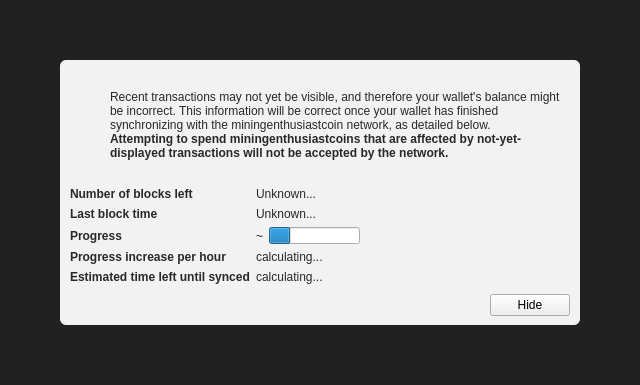
MiningEnthusiastCoin-Project/MiningEnthusiastCoin, file src/qt/forms/modaloverlay.ui: the form before one commit.
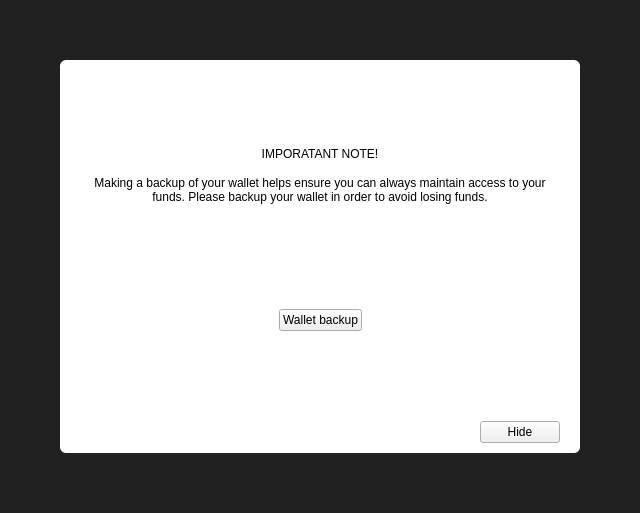
The form after the commit. The open tabs and pages were chosen to show the change. Icons and pictures are not drawn. Custom widgets are drawn as their Qt base class.

Patch:
```diff
--- a/src/qt/forms/modaloverlay.ui
+++ b/src/qt/forms/modaloverlay.ui
@@ -7,7 +7,7 @@
     <x>0</x>
     <y>0</y>
     <width>640</width>
-    <height>385</height>
+    <height>513</height>
    </rect>
   </property>
   <property name="windowTitle">
@@ -34,7 +34,7 @@
      <property name="styleSheet">
       <string notr="true">#bgWidget { background: rgba(0,0,0,220); }</string>
      </property>
-     <layout class="QVBoxLayout" name="verticalLayoutMain" stretch="1">
+     <layout class="QVBoxLayout" name="verticalLayoutMain" stretch="0">
       <property name="leftMargin">
        <number>60</number>
       </property>
@@ -50,36 +50,56 @@
       <item>
        <widget class="QWidget" name="contentWidget" native="true">
         <property name="styleSheet">
-         <string notr="true">#contentWidget { background: rgba(255,255,255,240); border-radius: 6px; }
-
-QLabel { color: rgb(40,40,40);  }</string>
+         <string notr="true">#contentWidget { background: white; border-radius: 6px; }</string>
         </property>
-        <layout class="QVBoxLayout" name="verticalLayoutSub" stretch="1,0,0,0">
+        <layout class="QVBoxLayout" name="verticalLayout_3" stretch="1,0,0">
          <property name="spacing">
           <number>0</number>
          </property>
          <property name="leftMargin">
-          <number>10</number>
+          <number>20</number>
          </property>
          <property name="topMargin">
           <number>10</number>
          </property>
          <property name="rightMargin">
-          <number>10</number>
+          <number>20</number>
          </property>
          <property name="bottomMargin">
           <number>10</number>
+         </property>
+         <item>
+          <widget class="QStackedWidget" name="stackedWidget">
+           <property name="currentIndex">
+            <number>0</number>
+           </property>
+           <widget class="QWidget" name="page">
+            <layout class="QVBoxLayout" name="verticalLayout_2">
+             <property name="spacing">
+              <number>0</number>
+             </property>
+             <property name="leftMargin">
+              <number>0</number>
+             </property>
+             <property name="topMargin">
+              <number>0</number>
+             </property>
+             <property name="rightMargin">
+              <number>0</number>
+             </property>
+             <property name="bottomMargin">
+              <number>0</number>
          </property>
          <item>
           <layout class="QHBoxLayout" name="horizontalLayoutIconText" stretch="0,1">
+               <property name="spacing">
+                <number>20</number>
+               </property>
            <property name="topMargin">
             <number>20</number>
            </property>
            <item>
             <layout class="QVBoxLayout" name="verticalLayoutIcon">
-             <property name="leftMargin">
-              <number>0</number>
-             </property>
              <item>
               <widget class="QPushButton" name="warningIcon">
                <property name="enabled">
@@ -149,7 +169,7 @@
                 </font>
                </property>
                <property name="text">
-                <string>Attempting to spend miningenthusiastcoins that are affected by not-yet-displayed transactions will not be accepted by the network.</string>
+                    <string>Attempting to spend miningenthusiastcoin that are affected by not-yet-displayed transactions will not be accepted by the network.</string>
                </property>
                <property name="textFormat">
                 <enum>Qt::RichText</enum>
@@ -176,26 +196,13 @@
            </item>
           </layout>
          </item>
-         <item>
-          <spacer name="verticalSpacerAfterText">
-           <property name="orientation">
-            <enum>Qt::Vertical</enum>
-           </property>
-           <property name="sizeHint" stdset="0">
-            <size>
-             <width>20</width>
-             <height>40</height>
-            </size>
-           </property>
-          </spacer>
-         </item>
          <item>
           <layout class="QFormLayout" name="formLayout">
            <property name="fieldGrowthPolicy">
-            <enum>QFormLayout::FieldsStayAtSizeHint</enum>
+                <enum>QFormLayout::ExpandingFieldsGrow</enum>
            </property>
            <property name="horizontalSpacing">
-            <number>6</number>
+                <number>20</number>
            </property>
            <property name="verticalSpacing">
             <number>6</number>
@@ -207,8 +214,8 @@
             <widget class="QLabel" name="labelNumberOfBlocksLeft">
              <property name="font">
               <font>
-               <weight>75</weight>
-               <bold>true</bold>
+                   <weight>50</weight>
+                   <bold>false</bold>
               </font>
              </property>
              <property name="text">
@@ -218,6 +225,12 @@
            </item>
            <item row="0" column="1">
             <widget class="QLabel" name="numberOfBlocksLeft">
+                 <property name="sizePolicy">
+                  <sizepolicy hsizetype="Expanding" vsizetype="Preferred">
+                   <horstretch>0</horstretch>
+                   <verstretch>0</verstretch>
+                  </sizepolicy>
+                 </property>
              <property name="text">
               <string>Unknown...</string>
              </property>
@@ -227,8 +240,8 @@
             <widget class="QLabel" name="labelLastBlockTime">
              <property name="font">
               <font>
-               <weight>75</weight>
-               <bold>true</bold>
+                   <weight>50</weight>
+                   <bold>false</bold>
               </font>
              </property>
              <property name="text">
@@ -239,7 +252,7 @@
            <item row="1" column="1">
             <widget class="QLabel" name="newestBlockDate">
              <property name="sizePolicy">
-              <sizepolicy hsizetype="Maximum" vsizetype="Preferred">
+                  <sizepolicy hsizetype="Expanding" vsizetype="Preferred">
                <horstretch>0</horstretch>
                <verstretch>0</verstretch>
               </sizepolicy>
@@ -253,8 +266,8 @@
             <widget class="QLabel" name="labelSyncDone">
              <property name="font">
               <font>
-               <weight>75</weight>
-               <bold>true</bold>
+                   <weight>50</weight>
+                   <bold>false</bold>
               </font>
              </property>
              <property name="text">
@@ -287,8 +300,8 @@
             <widget class="QLabel" name="labelProgressIncrease">
              <property name="font">
               <font>
-               <weight>75</weight>
-               <bold>true</bold>
+                   <weight>50</weight>
+                   <bold>false</bold>
               </font>
              </property>
              <property name="text">
@@ -298,6 +311,12 @@
            </item>
            <item row="4" column="1">
             <widget class="QLabel" name="progressIncreasePerH">
+                 <property name="sizePolicy">
+                  <sizepolicy hsizetype="Expanding" vsizetype="Preferred">
+                   <horstretch>0</horstretch>
+                   <verstretch>0</verstretch>
+                  </sizepolicy>
+                 </property>
              <property name="text">
               <string>calculating...</string>
              </property>
@@ -307,8 +326,8 @@
             <widget class="QLabel" name="labelEstimatedTimeLeft">
              <property name="font">
               <font>
-               <weight>75</weight>
-               <bold>true</bold>
+                   <weight>50</weight>
+                   <bold>false</bold>
               </font>
              </property>
              <property name="text">
@@ -318,12 +337,178 @@
            </item>
            <item row="5" column="1">
             <widget class="QLabel" name="expectedTimeLeft">
+                 <property name="sizePolicy">
+                  <sizepolicy hsizetype="Expanding" vsizetype="Preferred">
+                   <horstretch>0</horstretch>
+                   <verstretch>0</verstretch>
+                  </sizepolicy>
+                 </property>
              <property name="text">
               <string>calculating...</string>
              </property>
             </widget>
            </item>
           </layout>
+             </item>
+            </layout>
+           </widget>
+           <widget class="QWidget" name="page_2">
+            <layout class="QVBoxLayout" name="verticalLayout_4">
+             <property name="spacing">
+              <number>15</number>
+             </property>
+             <property name="topMargin">
+              <number>40</number>
+             </property>
+             <property name="bottomMargin">
+              <number>40</number>
+             </property>
+             <item>
+              <layout class="QHBoxLayout" name="horizontalLayout_2">
+               <item>
+                <spacer name="horizontalSpacer_4">
+                 <property name="orientation">
+                  <enum>Qt::Horizontal</enum>
+                 </property>
+                 <property name="sizeHint" stdset="0">
+                  <size>
+                   <width>40</width>
+                   <height>20</height>
+                  </size>
+                 </property>
+                </spacer>
+               </item>
+               <item>
+                <widget class="QPushButton" name="warningIconBackup">
+                 <property name="enabled">
+                  <bool>false</bool>
+                 </property>
+                 <property name="text">
+                  <string/>
+                 </property>
+                 <property name="icon">
+                  <iconset>
+                   <normaloff>:/styles/app-icons/message_warning</normaloff>
+                   <disabledoff>:/styles/app-icons/message_warning</disabledoff>:/styles/app-icons/message_warning</iconset>
+                 </property>
+                 <property name="iconSize">
+                  <size>
+                   <width>120</width>
+                   <height>120</height>
+                  </size>
+                 </property>
+                 <property name="flat">
+                  <bool>true</bool>
+                 </property>
+                </widget>
+               </item>
+               <item>
+                <spacer name="horizontalSpacer_5">
+                 <property name="orientation">
+                  <enum>Qt::Horizontal</enum>
+                 </property>
+                 <property name="sizeHint" stdset="0">
+                  <size>
+                   <width>40</width>
+                   <height>20</height>
+                  </size>
+                 </property>
+                </spacer>
+               </item>
+              </layout>
+             </item>
+             <item>
+              <widget class="QLabel" name="labelNote">
+               <property name="text">
+                <string>IMPORATANT NOTE!</string>
+               </property>
+               <property name="alignment">
+                <set>Qt::AlignCenter</set>
+               </property>
+              </widget>
+             </item>
+             <item>
+              <widget class="QLabel" name="labelMessage">
+               <property name="text">
+                <string>Making a backup of your wallet helps ensure you can always maintain access to your funds. Please backup your wallet in order to avoid losing funds.</string>
+               </property>
+               <property name="alignment">
+                <set>Qt::AlignCenter</set>
+               </property>
+               <property name="wordWrap">
+                <bool>true</bool>
+               </property>
+              </widget>
+             </item>
+             <item>
+              <spacer name="verticalSpacer">
+               <property name="orientation">
+                <enum>Qt::Vertical</enum>
+               </property>
+               <property name="sizeType">
+                <enum>QSizePolicy::Expanding</enum>
+               </property>
+               <property name="sizeHint" stdset="0">
+                <size>
+                 <width>20</width>
+                 <height>40</height>
+                </size>
+               </property>
+              </spacer>
+             </item>
+             <item>
+              <layout class="QHBoxLayout" name="horizontalLayout">
+               <item>
+                <spacer name="horizontalSpacer_2">
+                 <property name="orientation">
+                  <enum>Qt::Horizontal</enum>
+                 </property>
+                 <property name="sizeHint" stdset="0">
+                  <size>
+                   <width>40</width>
+                   <height>20</height>
+                  </size>
+                 </property>
+                </spacer>
+               </item>
+               <item>
+                <widget class="QPushButton" name="walletBackupButton">
+                 <property name="text">
+                  <string>Wallet backup</string>
+                 </property>
+                </widget>
+               </item>
+               <item>
+                <spacer name="horizontalSpacer_3">
+                 <property name="orientation">
+                  <enum>Qt::Horizontal</enum>
+                 </property>
+                 <property name="sizeHint" stdset="0">
+                  <size>
+                   <width>40</width>
+                   <height>20</height>
+                  </size>
+                 </property>
+                </spacer>
+               </item>
+              </layout>
+             </item>
+            </layout>
+           </widget>
+          </widget>
+         </item>
+         <item>
+          <spacer name="verticalSpacerAfterText">
+           <property name="orientation">
+            <enum>Qt::Vertical</enum>
+           </property>
+           <property name="sizeHint" stdset="0">
+            <size>
+             <width>20</width>
+             <height>40</height>
+            </size>
+           </property>
+          </spacer>
          </item>
          <item>
           <layout class="QHBoxLayout" name="horizontalLayoutButtons">
```
Lines whose indentation alone changed are shown as unchanged.
